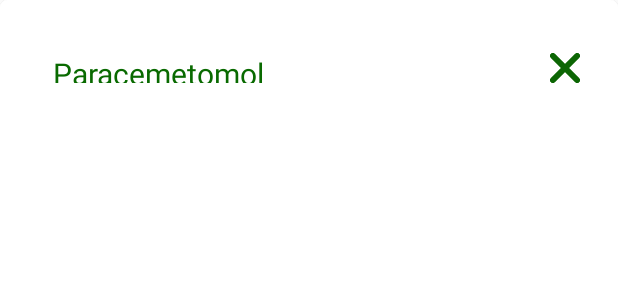
After one commit to acscube360/pharmacareApp, an Android app: the layout add_item_popup_window.xml on its own in the app's theme, with its tools: preview values and no code run, on a phone screen of 412 x 824 dp. The commit adds this screen. Shown: the top 300 px of the screen. Run offline under Robolectric (Android 15) with nearby library versions, the phone set to English and light mode, and no system bars.

Commit message:
add files 2023/04/05

```diff
--- /dev/null
+++ b/app/src/main/java/com/example/pharmacare/ui/PopupClass.java
@@ -0,0 +1,4 @@
+package com.example.pharmacare.ui;
+
+public class PopupClass {
+}
--- a/app/src/main/res/layout/activity_new_order.xml
+++ b/app/src/main/res/layout/activity_new_order.xml
@@ -65,7 +65,7 @@
                     android:src="@drawable/camera" />
 
                 <ImageView
-
+                    android:id="@+id/iv_open_gallery"
                     android:layout_width="30dp"
                     android:layout_height="30dp"
                     android:layout_alignParentRight="true"
@@ -89,8 +89,7 @@
             <androidx.recyclerview.widget.RecyclerView
                 android:id="@+id/recView_selected"
                 android:layout_width="match_parent"
-                android:layout_height="match_parent"
-                />
+                android:layout_height="match_parent" />
         </LinearLayout>
 
         <androidx.appcompat.widget.LinearLayoutCompat
--- /dev/null
+++ b/app/src/main/res/layout/add_item_popup_window.xml
@@ -0,0 +1,40 @@
+<?xml version="1.0" encoding="utf-8"?>
+<androidx.constraintlayout.widget.ConstraintLayout
+    xmlns:android="http://schemas.android.com/apk/res/android"
+    xmlns:app="http://schemas.android.com/apk/res-auto"
+    android:layout_width="match_parent"
+    android:layout_height="match_parent">
+
+<androidx.cardview.widget.CardView
+    android:layout_width="match_parent"
+    android:layout_height="match_parent"
+    app:cardCornerRadius="5dp">
+    <LinearLayout
+        android:layout_width="match_parent"
+        android:layout_height="match_parent"
+        android:orientation="vertical">
+        <RelativeLayout
+            android:layout_margin="25dp"
+            android:layout_width="match_parent"
+            android:layout_height="40dp">
+<TextView
+    android:layout_margin="10dp"
+    android:layout_width="wrap_content"
+    android:layout_height="wrap_content"
+    android:text="Paracemetomol"
+    android:textSize="20sp"
+    android:textColor="@color/btn_back_bg"/>
+<ImageView
+    android:layout_width="20dp"
+    android:layout_height="20dp"
+    android:src="@drawable/cross"
+    android:scaleType="fitXY"
+    android:layout_centerVertical="true"
+    android:layout_alignParentRight="true"
+    />
+        </RelativeLayout>
+    </LinearLayout>
+</androidx.cardview.widget.CardView>
+
+
+</androidx.constraintlayout.widget.ConstraintLayout>
--- a/app/src/main/res/layout/item_prescription_layout.xml
+++ b/app/src/main/res/layout/item_prescription_layout.xml
@@ -7,8 +7,7 @@
     <ImageView
         android:id="@+id/imageView"
         android:layout_width="match_parent"
-        android:layout_height="0dp"
-        android:src="@mipmap/ic_launcher"
+        android:layout_height="match_parent"
         android:scaleType="centerCrop"
         tools:ignore="MissingConstraints"
         app:layout_constraintDimensionRatio="1"
```
Also changed, not shown: app/src/main/AndroidManifest.xml (+14 -21 lines), app/src/main/java/com/example/pharmacare/AddNewOrderActivity.java (added, +147 -0 lines), app/src/main/java/com/example/pharmacare/MainActivity.java (+2 -5 lines), app/src/main/java/com/example/pharmacare/NewOrderActivity.java (+85 -7 lines), app/src/main/res/layout/activity_add_new_order.xml (added, +9 -0 lines), app/src/main/res/drawable/cross.png (added).
